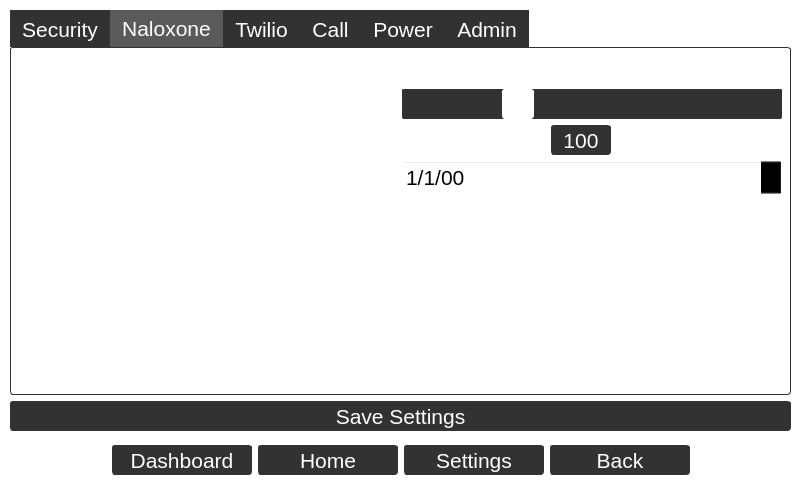
The window that oobe_qt/door_close_window.ui (zyl120/Naloxone_Safety_Kit) describes before a commit, drawn with Qt 5.
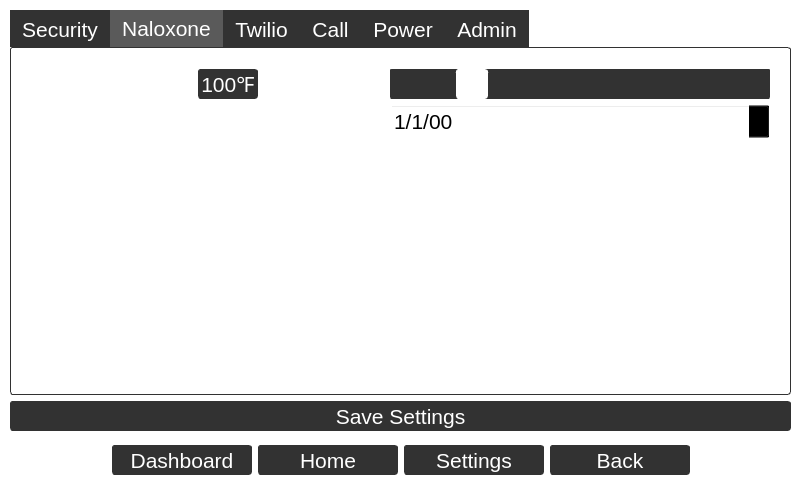
The same window after the commit. The open tabs and pages were chosen to show the change.

Diff of the .ui file:
```diff
--- a/oobe_qt/door_close_window.ui
+++ b/oobe_qt/door_close_window.ui
@@ -262,7 +262,7 @@
      <string notr="true"/>
     </property>
     <property name="currentIndex">
-     <number>1</number>
+     <number>2</number>
     </property>
     <widget class="QWidget" name="homePage">
      <widget class="QFrame" name="frame">
@@ -1844,7 +1844,7 @@
           <enum>QTabWidget::Rounded</enum>
          </property>
          <property name="currentIndex">
-          <number>4</number>
+          <number>1</number>
          </property>
          <property name="iconSize">
           <size>
@@ -1996,18 +1996,22 @@
           <attribute name="title">
            <string>Naloxone</string>
           </attribute>
-          <widget class="QWidget" name="verticalLayoutWidget_14">
+          <widget class="QWidget" name="verticalLayoutWidget_10">
            <property name="geometry">
             <rect>
-             <x>10</x>
-             <y>10</y>
-             <width>761</width>
-             <height>321</height>
+             <x>18</x>
+             <y>21</y>
+             <width>741</width>
+             <height>311</height>
             </rect>
            </property>
-           <layout class="QVBoxLayout" name="verticalLayout_21">
+           <layout class="QVBoxLayout" name="verticalLayout_49">
             <item>
-             <widget class="QLabel" name="replaceNaloxonGuidedLabel1">
+             <layout class="QVBoxLayout" name="verticalLayout_50">
+              <item>
+               <layout class="QHBoxLayout" name="horizontalLayout_43">
+                <item>
+                 <widget class="QLabel" name="absoluteMaximumTemperatureLabel">
               <property name="font">
                <font>
                 <pointsize>16</pointsize>
@@ -2017,62 +2021,21 @@
                <string notr="true">color:white</string>
               </property>
               <property name="text">
-               <string>Select the new expiration date and max temperature for the Naloxone.</string>
+                   <string>Max &amp;Temperature</string>
               </property>
               <property name="alignment">
-               <set>Qt::AlignCenter</set>
-              </property>
-             </widget>
-            </item>
-            <item>
-             <layout class="QFormLayout" name="naloxoneInfoFormLayout">
-              <property name="labelAlignment">
-               <set>Qt::AlignLeading|Qt::AlignLeft|Qt::AlignVCenter</set>
-              </property>
-              <property name="formAlignment">
                <set>Qt::AlignRight|Qt::AlignTrailing|Qt::AlignVCenter</set>
               </property>
-              <item row="1" column="0">
-               <widget class="QLabel" name="naloxoneExpirationDateSettingsLabel">
-                <property name="font">
-                 <font>
-                  <pointsize>16</pointsize>
-                 </font>
-                </property>
-                <property name="styleSheet">
-                 <string notr="true">color:white</string>
-                </property>
-                <property name="text">
-                 <string>Naloxone &amp;Expiration Date</string>
-                </property>
-                <property name="alignment">
-                 <set>Qt::AlignLeading|Qt::AlignLeft|Qt::AlignVCenter</set>
-                </property>
                 <property name="buddy">
-                 <cstring>naloxoneExpirationDateEdit</cstring>
+                   <cstring>temperatureSlider</cstring>
                 </property>
                </widget>
               </item>
-              <item row="1" column="1">
-               <layout class="QHBoxLayout" name="horizontalLayout_23">
                 <item>
-                 <spacer name="horizontalSpacer_19">
-                  <property name="orientation">
-                   <enum>Qt::Horizontal</enum>
-                  </property>
-                  <property name="sizeHint" stdset="0">
-                   <size>
-                    <width>40</width>
-                    <height>20</height>
-                   </size>
-                  </property>
-                 </spacer>
-                </item>
-                <item>
-                 <widget class="QDateEdit" name="naloxoneExpirationDateEdit">
+                 <widget class="QLabel" name="CurrentTemperatureLabel">
                   <property name="minimumSize">
                    <size>
-                    <width>380</width>
+                    <width>60</width>
                     <height>30</height>
                    </size>
                   </property>
@@ -2082,21 +2045,16 @@
                    </font>
                   </property>
                   <property name="styleSheet">
-                   <string notr="true">color: white; background-color: rgb(50,50,50); border-radius:3px;border-color: rgb(50,50,50);border-width: 1px;border-style: solid;
-QCalendarWidget QWidget { alternate-background-color: rgb(50, 50, 50); }</string>
+                   <string notr="true">color: white; background-color: rgb(50,50,50); border-radius:3px;border-color: rgb(50,50,50);border-width: 1px;border-style: solid;</string>
                   </property>
-                  <property name="displayFormat">
-                   <string>M/d/yy</string>
+                  <property name="text">
+                   <string>100℉</string>
                   </property>
-                  <property name="calendarPopup">
-                   <bool>true</bool>
+                  <property name="alignment">
+                   <set>Qt::AlignCenter</set>
                   </property>
                  </widget>
                 </item>
-               </layout>
-              </item>
-              <item row="0" column="1">
-               <layout class="QHBoxLayout" name="horizontalLayout_24">
                 <item>
                  <spacer name="horizontalSpacer_20">
                   <property name="orientation">
@@ -2111,10 +2069,6 @@
                  </spacer>
                 </item>
                 <item>
-                 <layout class="QVBoxLayout" name="verticalLayout_22">
-                  <item>
-                   <layout class="QHBoxLayout" name="horizontalLayout_13">
-                    <item>
                      <widget class="QSlider" name="temperatureSlider">
                       <property name="minimumSize">
                        <size>
@@ -2150,7 +2104,7 @@
 }</string>
                       </property>
                       <property name="maximum">
-                       <number>140</number>
+                   <number>212</number>
                       </property>
                       <property name="value">
                        <number>40</number>
@@ -2165,87 +2119,14 @@
                     </item>
                    </layout>
                   </item>
-                  <item>
-                   <layout class="QHBoxLayout" name="horizontalLayout_34">
-                    <item>
-                     <widget class="QLabel" name="label_15">
-                      <property name="maximumSize">
-                       <size>
-                        <width>16777215</width>
-                        <height>30</height>
-                       </size>
-                      </property>
-                      <property name="font">
-                       <font>
-                        <pointsize>16</pointsize>
-                       </font>
-                      </property>
-                      <property name="styleSheet">
-                       <string notr="true">color:white</string>
-                      </property>
-                      <property name="text">
-                       <string>0℉</string>
-                      </property>
-                     </widget>
+             </layout>
                     </item>
                     <item>
-                     <spacer name="horizontalSpacer_7">
-                      <property name="orientation">
-                       <enum>Qt::Horizontal</enum>
-                      </property>
-                      <property name="sizeHint" stdset="0">
-                       <size>
-                        <width>40</width>
-                        <height>20</height>
-                       </size>
-                      </property>
-                     </spacer>
-                    </item>
+             <layout class="QVBoxLayout" name="verticalLayout_22">
                     <item>
-                     <widget class="QLabel" name="CurrentTemperatureLabel">
-                      <property name="minimumSize">
-                       <size>
-                        <width>60</width>
-                        <height>30</height>
-                       </size>
-                      </property>
-                      <property name="font">
-                       <font>
-                        <pointsize>16</pointsize>
-                       </font>
-                      </property>
-                      <property name="styleSheet">
-                       <string notr="true">color: white; background-color: rgb(50,50,50); border-radius:3px;border-color: rgb(50,50,50);border-width: 1px;border-style: solid;</string>
-                      </property>
-                      <property name="text">
-                       <string>100</string>
-                      </property>
-                      <property name="alignment">
-                       <set>Qt::AlignCenter</set>
-                      </property>
-                     </widget>
-                    </item>
+               <layout class="QHBoxLayout" name="horizontalLayout_13">
                     <item>
-                     <spacer name="horizontalSpacer_18">
-                      <property name="orientation">
-                       <enum>Qt::Horizontal</enum>
-                      </property>
-                      <property name="sizeHint" stdset="0">
-                       <size>
-                        <width>40</width>
-                        <height>20</height>
-                       </size>
-                      </property>
-                     </spacer>
-                    </item>
-                    <item>
-                     <widget class="QLabel" name="label_16">
-                      <property name="maximumSize">
-                       <size>
-                        <width>16777215</width>
-                        <height>30</height>
-                       </size>
-                      </property>
+                 <widget class="QLabel" name="naloxoneExpirationDateSettingsLabel">
                       <property name="font">
                        <font>
                         <pointsize>16</pointsize>
@@ -2255,41 +2136,60 @@
                        <string notr="true">color:white</string>
                       </property>
                       <property name="text">
-                       <string>140℉</string>
-                      </property>
-                     </widget>
-                    </item>
-                   </layout>
-                  </item>
-                 </layout>
-                </item>
-               </layout>
-              </item>
-              <item row="0" column="0">
-               <widget class="QLabel" name="absoluteMaximumTemperatureLabel">
-                <property name="font">
-                 <font>
-                  <pointsize>16</pointsize>
-                 </font>
-                </property>
-                <property name="styleSheet">
-                 <string notr="true">color:white</string>
-                </property>
-                <property name="text">
-                 <string>Naloxone Max &amp;Temperature</string>
-                </property>
+                   <string>Naloxone &amp;Expiration Date</string>
+                  </property>
                 <property name="alignment">
-                 <set>Qt::AlignRight|Qt::AlignTrailing|Qt::AlignVCenter</set>
+                   <set>Qt::AlignLeading|Qt::AlignLeft|Qt::AlignVCenter</set>
                 </property>
                 <property name="buddy">
-                 <cstring>temperatureSlider</cstring>
+                   <cstring>naloxoneExpirationDateEdit</cstring>
                 </property>
                </widget>
               </item>
-             </layout>
-            </item>
+                <item>
+                 <spacer name="horizontalSpacer_19">
+                  <property name="orientation">
+                   <enum>Qt::Horizontal</enum>
+                  </property>
+                  <property name="sizeHint" stdset="0">
+                   <size>
+                    <width>40</width>
+                    <height>20</height>
+                   </size>
+                  </property>
+                 </spacer>
+                </item>
+                <item>
+                 <widget class="QDateEdit" name="naloxoneExpirationDateEdit">
+                  <property name="minimumSize">
+                   <size>
+                    <width>380</width>
+                    <height>30</height>
+                   </size>
+                  </property>
+                  <property name="font">
+                   <font>
+                    <pointsize>16</pointsize>
+                   </font>
+                  </property>
+                  <property name="styleSheet">
+                   <string notr="true">color: white; background-color: rgb(50,50,50); border-radius:3px;border-color: rgb(50,50,50);border-width: 1px;border-style: solid;
+QCalendarWidget QWidget { alternate-background-color: rgb(50, 50, 50); }</string>
+                  </property>
+                  <property name="displayFormat">
+                   <string>M/d/yy</string>
+                  </property>
+                  <property name="calendarPopup">
+                   <bool>true</bool>
+                  </property>
+                 </widget>
+                </item>
+               </layout>
+              </item>
+             </layout>
+            </item>
             <item>
-             <spacer name="verticalSpacer_10">
+             <spacer name="verticalSpacer_5">
               <property name="orientation">
                <enum>Qt::Vertical</enum>
               </property>
@@ -2311,10 +2211,10 @@
           <widget class="QWidget" name="verticalLayoutWidget_19">
            <property name="geometry">
             <rect>
-             <x>10</x>
-             <y>10</y>
-             <width>761</width>
-             <height>321</height>
+             <x>20</x>
+             <y>20</y>
+             <width>741</width>
+             <height>311</height>
             </rect>
            </property>
            <layout class="QVBoxLayout" name="verticalLayout_36">
@@ -2924,10 +2824,10 @@
           <widget class="QWidget" name="verticalLayoutWidget_15">
            <property name="geometry">
             <rect>
-             <x>10</x>
-             <y>10</y>
-             <width>761</width>
-             <height>321</height>
+             <x>20</x>
+             <y>20</y>
+             <width>741</width>
+             <height>311</height>
             </rect>
            </property>
            <layout class="QVBoxLayout" name="verticalLayout_17">
```
Left out of the diff: 8 changed lines with no effect on the pictures. Lines whose indentation alone changed are shown as unchanged.
